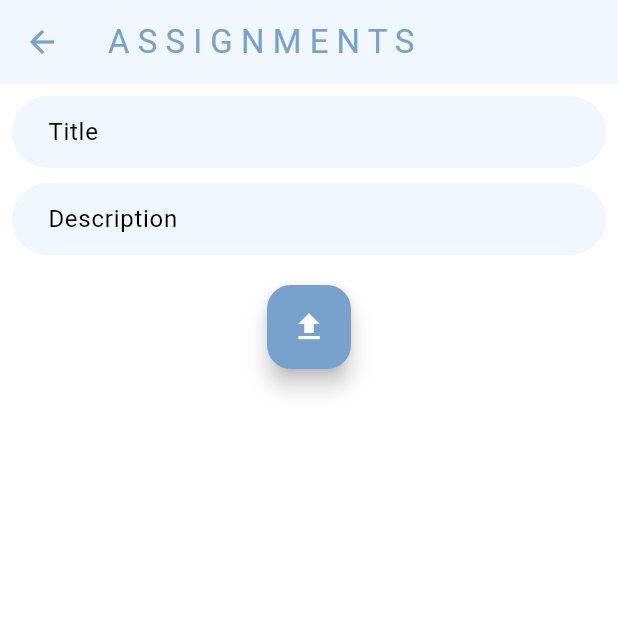
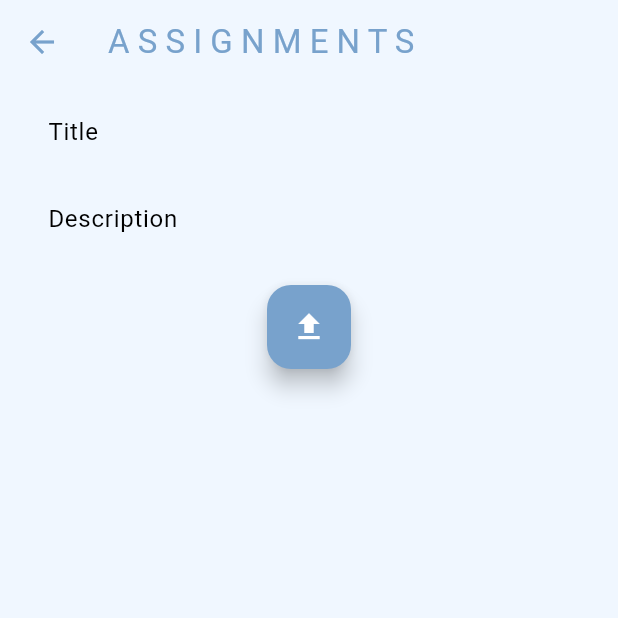
Before and after one commit to MattLADS/website, a Flutter app: the AssignmentsPage screen opened by its route, on a phone screen of 412 x 824 dp, the top half of it. Run offline on Flutter 3.47's test engine with Material 3 defaults, Android fonts, the phone set to English and light mode, and no system bars; our stand-ins replace shared_preferences; missing offline and left inert: dart:ffi; accounts and stored records are empty; network calls fail.

Commit message:
Darts' automatic fixes. Seem safe.

```diff
--- a/lib/components/my_drawer.dart
+++ b/lib/components/my_drawer.dart
@@ -8,7 +8,7 @@ import 'package:http/http.dart' as http;
 // Drawer widget
 
 class MyDrawer extends StatelessWidget {
-  MyDrawer({super.key});
+  const MyDrawer({super.key});
 
 
   void logout(BuildContext context) async {
--- a/lib/main.dart
+++ b/lib/main.dart
@@ -1,8 +1,6 @@
 import 'package:flutter/material.dart';
 import 'package:matt_lads_app/pages/chatbot_page.dart';
 import 'package:matt_lads_app/pages/assignments_page.dart';
-import 'package:matt_lads_app/pages/direct_messages_page.dart';
-import 'package:matt_lads_app/pages/login_page.dart';
 import 'package:matt_lads_app/pages/select_user_page.dart';
 import 'package:matt_lads_app/services/auth/auth_gate.dart';
 import 'package:provider/provider.dart';
@@ -12,8 +10,6 @@ import 'package:matt_lads_app/pages/profile.dart';
 import 'package:matt_lads_app/pages/register_page.dart';
 import 'package:matt_lads_app/pages/settings.dart';
 import 'package:matt_lads_app/services/auth/backend_auth.dart';
-import 'package:shared_preferences/shared_preferences.dart';
-import 'dart:developer';
 
 
 void main() async {
--- a/lib/pages/assignments_page.dart
+++ b/lib/pages/assignments_page.dart
@@ -111,7 +111,7 @@ class _AssignmentsPageState extends State<AssignmentsPage> {
       ),
       body: Container(
         decoration: BoxDecoration(
-          color: Theme.of(context).colorScheme.background,
+          color: Theme.of(context).colorScheme.surface,
         ),
         child: Column(
           children: [
@@ -150,8 +150,8 @@ class _AssignmentsPageState extends State<AssignmentsPage> {
                   const SizedBox(height: 10),
                   FloatingActionButton(
                     onPressed: _uploadAssignment,
+                    backgroundColor: Theme.of(context).colorScheme.primary,
                     child: const Icon(Icons.upload),
-                    backgroundColor: Theme.of(context).colorScheme.primary,
                   ),
                 ],
               ),
--- a/lib/pages/chatbot_page.dart
+++ b/lib/pages/chatbot_page.dart
@@ -49,7 +49,7 @@ class _ChatbotPageState extends State<ChatbotPage> {
       ),
       body: Container(
         decoration: BoxDecoration(
-          color: theme.colorScheme.background,
+          color: theme.colorScheme.surface,
         ),
         child: Column(
           children: [
@@ -106,8 +106,8 @@ class _ChatbotPageState extends State<ChatbotPage> {
                   const SizedBox(width: 10),
                   FloatingActionButton(
                     onPressed: _sendMessage,
+                    backgroundColor: Theme.of(context).colorScheme.primary,
                     child: const Icon(Icons.send),
-                    backgroundColor: Theme.of(context).colorScheme.primary,
                   ),
                 ],
               ),
--- a/lib/pages/direct_messages_page.dart
+++ b/lib/pages/direct_messages_page.dart
@@ -45,7 +45,7 @@ class _DirectMessagesPageState extends State<DirectMessagesPage> {
       ),
       body: Container(
         decoration: BoxDecoration(
-          color: theme.colorScheme.background,
+          color: theme.colorScheme.surface,
         ),
         child: Column(
           children: [
@@ -106,8 +106,8 @@ class _DirectMessagesPageState extends State<DirectMessagesPage> {
                   const SizedBox(width: 10),
                   FloatingActionButton(
                     onPressed: _sendMessage,
+                    backgroundColor: theme.colorScheme.primary,
                     child: const Icon(Icons.send),
-                    backgroundColor: theme.colorScheme.primary,
                   ),
                 ],
               ),
--- a/lib/pages/feed.dart
+++ b/lib/pages/feed.dart
@@ -122,8 +122,8 @@ class HomePageState extends State<HomePage> {
           print("floating action button pressed");
           newPostButtonInfo();
         },
+        tooltip: 'Create New Post',
         child: const Icon(Icons.add),
-        tooltip: 'Create New Post',
       ),
     );
   }
--- a/lib/pages/login_page.dart
+++ b/lib/pages/login_page.dart
@@ -1,5 +1,4 @@
 import 'package:flutter/material.dart';
-import 'package:matt_lads_app/components/my_loading_circle.dart';
 import 'package:matt_lads_app/components/my_text_field.dart';
 import 'package:matt_lads_app/components/my_button.dart';
 
--- a/lib/pages/profile.dart
+++ b/lib/pages/profile.dart
@@ -88,7 +88,7 @@ class ProfilePageState extends State<ProfilePage> {
           Column(
             children: [
               const Text("Classes:", style: TextStyle(fontWeight: FontWeight.bold)),
-              ...widget.classes.map((cls) => Text(cls)).toList(), // Display all classes
+              ...widget.classes.map((cls) => Text(cls)), // Display all classes
             ],
           ),
           /*Row(
--- a/lib/pages/register_page.dart
+++ b/lib/pages/register_page.dart
@@ -1,5 +1,4 @@
 import 'package:flutter/material.dart';
-import 'package:matt_lads_app/components/my_loading_circle.dart';
 import 'package:matt_lads_app/components/my_text_field.dart';
 import 'package:matt_lads_app/components/my_button.dart';
 
--- a/lib/pages/select_user_page.dart
+++ b/lib/pages/select_user_page.dart
@@ -26,7 +26,7 @@ class SelectUserPage extends StatelessWidget {
       ),
       body: Container(
         decoration: BoxDecoration(
-          color: theme.colorScheme.background,
+          color: theme.colorScheme.surface,
         ),
         child: ListView.builder(
           itemCount: _users.length,
--- a/lib/services/auth/login_or_register.dart
+++ b/lib/services/auth/login_or_register.dart
@@ -1,6 +1,4 @@
 import 'package:flutter/material.dart';
-import 'package:http/http.dart' as http;
-import 'dart:convert';
 import 'package:matt_lads_app/pages/login_page.dart';
 import 'package:matt_lads_app/pages/register_page.dart';
 import 'package:matt_lads_app/services/auth/backend_auth.dart';
--- a/lib/services/database/forum_service.dart
+++ b/lib/services/database/forum_service.dart
@@ -2,7 +2,6 @@ import 'dart:convert';
 import 'dart:developer';
 import 'package:http/http.dart' as http;
 import 'package:shared_preferences/shared_preferences.dart';
-import 'package:http/browser_client.dart';
 import 'package:http/browser_client.dart' as http;
 
 
```
